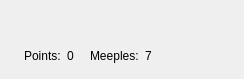
TripleWhy/Carcasum, file gui/playerinfoview.ui: the form before one commit.
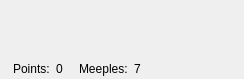
The form after the commit.

Patch:
```diff
--- a/gui/playerinfoview.ui
+++ b/gui/playerinfoview.ui
@@ -13,12 +13,27 @@
   <property name="windowTitle">
    <string>Form</string>
   </property>
-  <layout class="QGridLayout" name="gridLayout">
+  <layout class="QGridLayout" name="gridLayout" rowstretch="1,0">
+   <property name="leftMargin">
+    <number>0</number>
+   </property>
+   <property name="topMargin">
+    <number>0</number>
+   </property>
+   <property name="rightMargin">
+    <number>0</number>
+   </property>
+   <property name="bottomMargin">
+    <number>0</number>
+   </property>
    <item row="0" column="0" rowspan="2">
     <widget class="QLabel" name="iconLabel"/>
    </item>
    <item row="0" column="1">
     <layout class="QHBoxLayout" name="meepleLayout">
+     <property name="topMargin">
+      <number>5</number>
+     </property>
      <item>
       <spacer name="horizontalSpacer">
        <property name="orientation">
@@ -26,8 +41,8 @@
        </property>
        <property name="sizeHint" stdset="0">
         <size>
-         <width>40</width>
-         <height>20</height>
+         <width>0</width>
+         <height>0</height>
         </size>
        </property>
       </spacer>
@@ -87,8 +102,8 @@
        </property>
        <property name="sizeHint" stdset="0">
         <size>
-         <width>40</width>
-         <height>20</height>
+         <width>0</width>
+         <height>0</height>
         </size>
        </property>
       </spacer>
```
